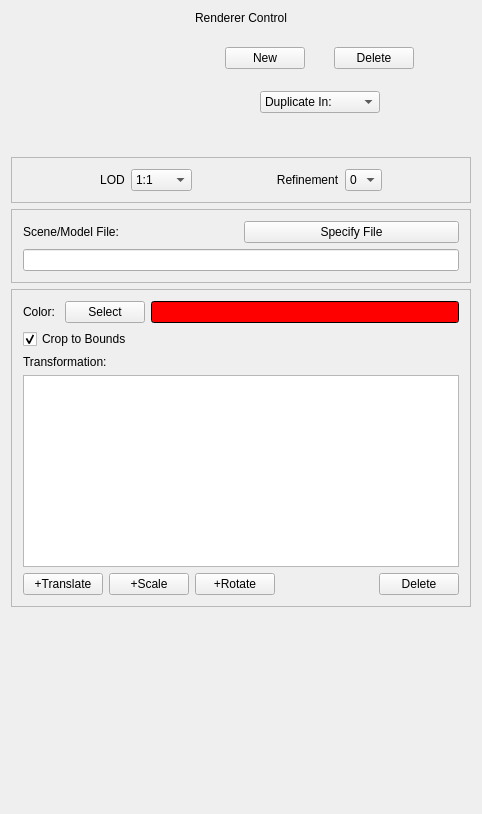
Qt form apps/vaporgui/guis/ui/model.ui (yyr/vapor) before a commit.
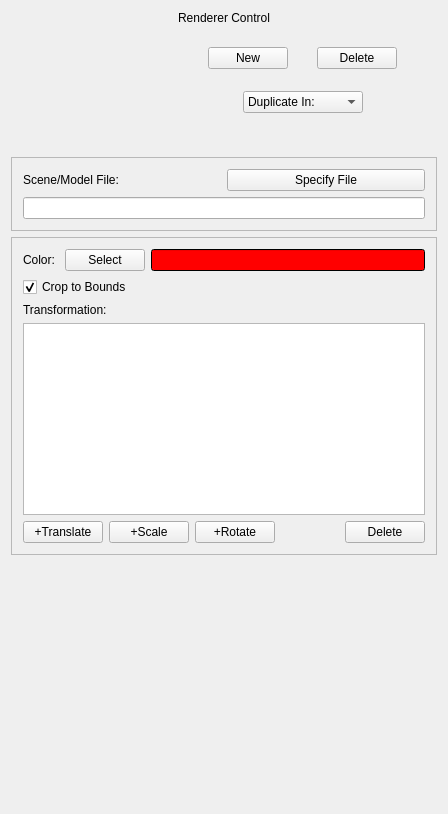
The same form after that commit. Custom widgets are drawn as their Qt base class.

Patch:
```diff
--- a/apps/vaporgui/guis/ui/model.ui
+++ b/apps/vaporgui/guis/ui/model.ui
@@ -6,7 +6,7 @@
    <rect>
     <x>0</x>
     <y>0</y>
-    <width>482</width>
+    <width>448</width>
     <height>814</height>
    </rect>
   </property>
@@ -231,158 +231,6 @@
      </property>
     </spacer>
    </item>
-   <item>
-    <widget class="QFrame" name="bigFooFrame">
-     <property name="frameShape">
-      <enum>QFrame::StyledPanel</enum>
-     </property>
-     <property name="frameShadow">
-      <enum>QFrame::Raised</enum>
-     </property>
-     <layout class="QHBoxLayout" name="horizontalLayout_9">
-      <item>
-       <layout class="QVBoxLayout" name="verticalLayout_2">
-        <item>
-         <layout class="QHBoxLayout" name="horizontalLayout_4">
-          <item>
-           <spacer name="spacer50">
-            <property name="orientation">
-             <enum>Qt::Horizontal</enum>
-            </property>
-            <property name="sizeType">
-             <enum>QSizePolicy::Expanding</enum>
-            </property>
-            <property name="sizeHint" stdset="0">
-             <size>
-              <width>20</width>
-              <height>21</height>
-             </size>
-            </property>
-           </spacer>
-          </item>
-          <item>
-           <widget class="QLabel" name="label">
-            <property name="text">
-             <string>LOD</string>
-            </property>
-            <property name="alignment">
-             <set>Qt::AlignCenter</set>
-            </property>
-           </widget>
-          </item>
-          <item>
-           <widget class="QComboBox" name="lodCombo">
-            <property name="focusPolicy">
-             <enum>Qt::ClickFocus</enum>
-            </property>
-            <property name="toolTip">
-             <string>Specify the approximation level for the data being visualized</string>
-            </property>
-            <property name="whatsThis">
-             <string>The Refinement parameter and (in the case of VDC2 data) the LOD parameter control the quality of the approximation used when visualizing a variable.  The Refinement parameter selects the grid resolutiion.  Coarser resolutions require less memory (RAM); less computation by the visualization algorithms; and for VDC1 data, less storage space on disk, therefore less time to read the data.  For VDC2 data the Refinement level has no impact on disk storage.  The LOD parameter, which is only available for VDC2 data sets, selects a compression level.  Variables with greater compression require less disk storage and can thus be read from disk by vaporgui more quickly, but have no impact on memory  (RAM) or computation time required by the visualziation algorithms.  For both LOD and Refinement, level 0 corresponds to the coarsest approximation available.</string>
-            </property>
-            <item>
-             <property name="text">
-              <string>1:1</string>
-             </property>
-            </item>
-            <item>
-             <property name="text">
-              <string>100:1</string>
-             </property>
-            </item>
-           </widget>
-          </item>
-          <item>
-           <spacer name="horizontalSpacer">
-            <property name="orientation">
-             <enum>Qt::Horizontal</enum>
-            </property>
-            <property name="sizeHint" stdset="0">
-             <size>
-              <width>40</width>
-              <height>20</height>
-             </size>
-            </property>
-           </spacer>
-          </item>
-          <item>
-           <widget class="QLabel" name="textLabel1_9">
-            <property name="text">
-             <string>Refinement</string>
-            </property>
-            <property name="alignment">
-             <set>Qt::AlignCenter</set>
-            </property>
-            <property name="wordWrap">
-             <bool>false</bool>
-            </property>
-           </widget>
-          </item>
-          <item>
-           <widget class="QComboBox" name="refinementCombo">
-            <property name="focusPolicy">
-             <enum>Qt::ClickFocus</enum>
-            </property>
-            <property name="toolTip">
-             <string>Specify the refinement level (resolution) of the data being visualized</string>
-            </property>
-            <property name="whatsThis">
-             <string>The Refinement parameter and (in the case of VDC2 data) the LOD parameter control the quality of the approximation used when visualizing a variable.  The Refinement parameter selects the grid resolutiion.  Coarser resolutions require less memory (RAM); less computation by the visualization algorithms; and for VDC1 data, less storage space on disk, therefore less time to read the data.  For VDC2 data the Refinement level has no impact on disk storage.  The LOD parameter, which is only available for VDC2 data sets, selects a compression level.  Variables with greater compression require less disk storage and can thus be read from disk by vaporgui more quickly, but have no impact on memory  (RAM) or computation time required by the visualziation algorithms.  For both LOD and Refinement, level 0 corresponds to the coarsest approximation available.</string>
-            </property>
-            <property name="maxCount">
-             <number>5</number>
-            </property>
-            <item>
-             <property name="text">
-              <string>0</string>
-             </property>
-            </item>
-            <item>
-             <property name="text">
-              <string>1</string>
-             </property>
-            </item>
-            <item>
-             <property name="text">
-              <string>2</string>
-             </property>
-            </item>
-            <item>
-             <property name="text">
-              <string>3</string>
-             </property>
-            </item>
-            <item>
-             <property name="text">
-              <string>5</string>
-             </property>
-            </item>
-           </widget>
-          </item>
-          <item>
-           <spacer name="spacer51">
-            <property name="orientation">
-             <enum>Qt::Horizontal</enum>
-            </property>
-            <property name="sizeType">
-             <enum>QSizePolicy::Expanding</enum>
-            </property>
-            <property name="sizeHint" stdset="0">
-             <size>
-              <width>18</width>
-              <height>21</height>
-             </size>
-            </property>
-           </spacer>
-          </item>
-         </layout>
-        </item>
-       </layout>
-      </item>
-     </layout>
-    </widget>
-   </item>
    <item>
     <widget class="QFrame" name="modelFileFrame">
      <property name="frameShape">
@@ -899,7 +747,11 @@
        </widget>
       </item>
       <item>
-       <widget class="QListView" name="transformView"/>
+       <widget class="QListView" name="transformView">
+        <property name="whatsThis">
+         <string>Specify tranforms to be applied to the model.  The buttons can be used to insert various types of transforms</string>
+        </property>
+       </widget>
       </item>
       <item>
        <layout class="QHBoxLayout" name="horizontalLayout_6">
```
Left out of the diff: 64 changed lines with no effect on the pictures.
